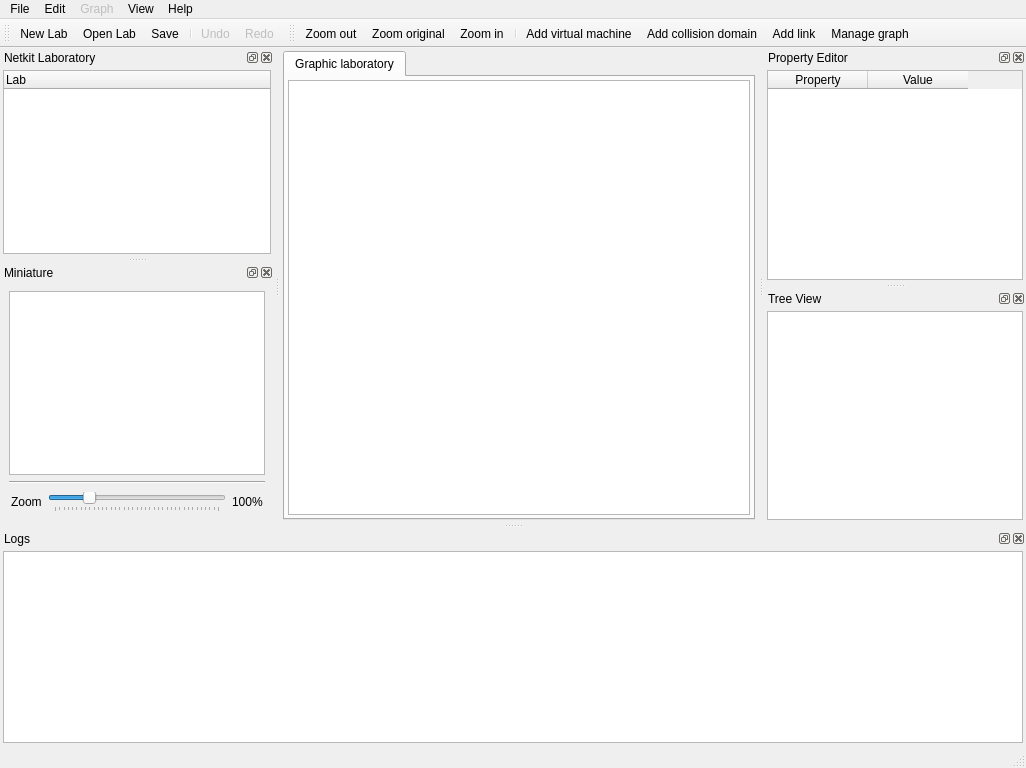
Old version of the form ui/main.ui in the repository slux83/visual-netkit.
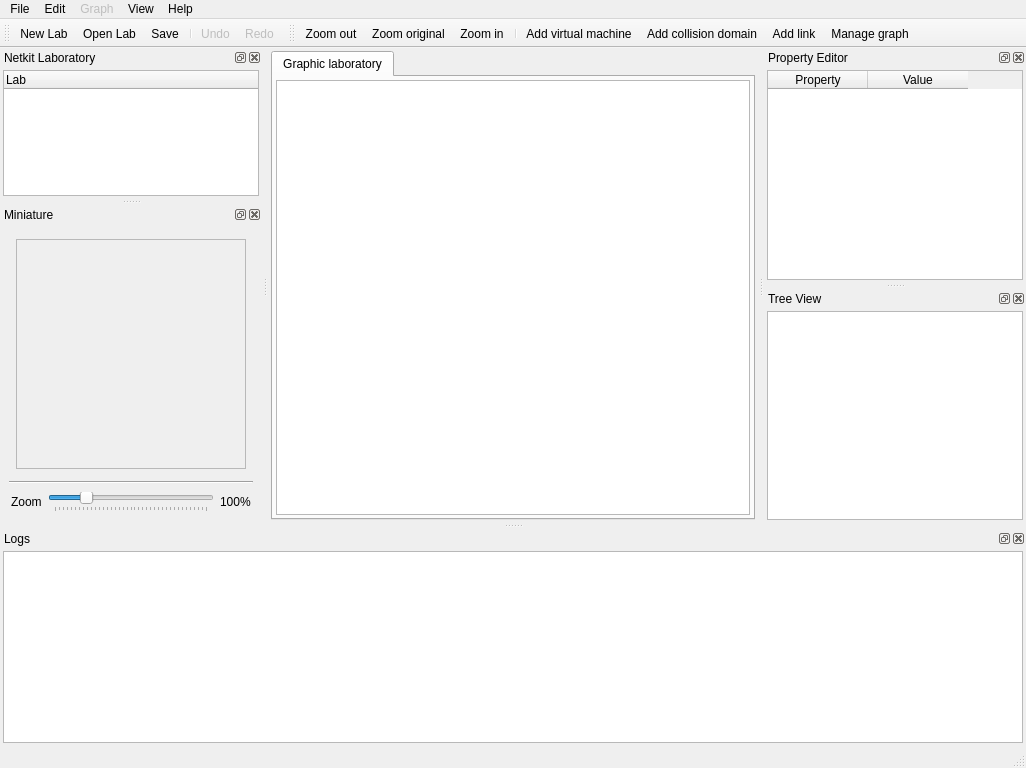
New version of the form. Icons and pictures are not drawn. Custom widgets are drawn as their Qt base class.

Commit message: Added the miniature dock! :)

```diff
--- a/ui/main.ui
+++ b/ui/main.ui
@@ -292,7 +292,39 @@
    <widget class="QWidget" name="dockWidgetContents_6" >
     <layout class="QVBoxLayout" >
      <item>
-      <widget class="QGraphicsView" name="labMiniature" />
+      <layout class="QHBoxLayout" >
+       <property name="leftMargin" >
+        <number>6</number>
+       </property>
+       <property name="topMargin" >
+        <number>6</number>
+       </property>
+       <property name="rightMargin" >
+        <number>6</number>
+       </property>
+       <property name="bottomMargin" >
+        <number>6</number>
+       </property>
+       <item>
+        <widget class="QGraphicsView" name="labMiniature" >
+         <property name="enabled" >
+          <bool>false</bool>
+         </property>
+         <property name="minimumSize" >
+          <size>
+           <width>230</width>
+           <height>230</height>
+          </size>
+         </property>
+         <property name="maximumSize" >
+          <size>
+           <width>230</width>
+           <height>230</height>
+          </size>
+         </property>
+        </widget>
+       </item>
+      </layout>
      </item>
      <item>
       <widget class="Line" name="line" >
@@ -353,6 +385,19 @@
        </item>
       </layout>
      </item>
+     <item>
+      <spacer>
+       <property name="orientation" >
+        <enum>Qt::Vertical</enum>
+       </property>
+       <property name="sizeHint" >
+        <size>
+         <width>20</width>
+         <height>40</height>
+        </size>
+       </property>
+      </spacer>
+     </item>
     </layout>
    </widget>
   </widget>
```
The commit also changes 1 other file.
